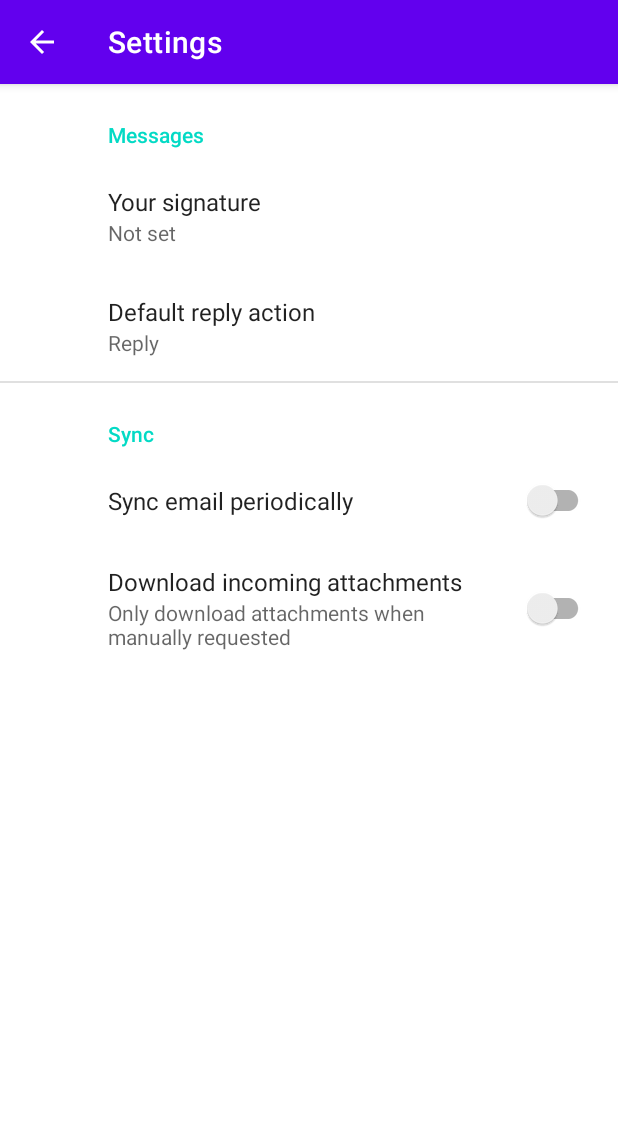
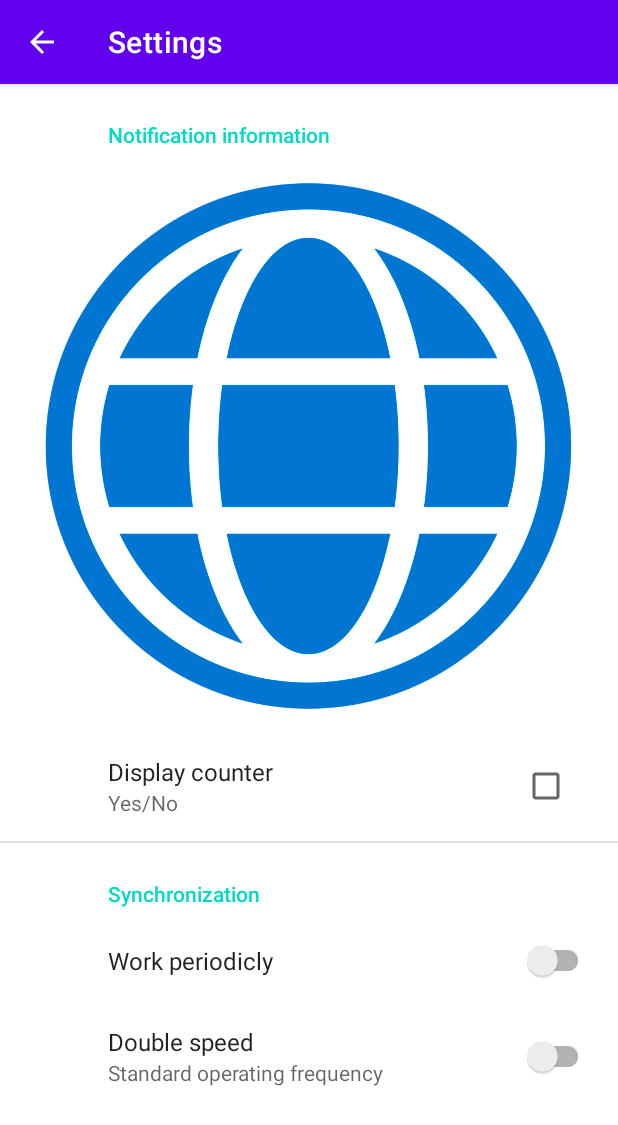
Before and after one commit to ptrwrbl/FoSer, an Android app: the screen it shows after launch (SettingsActivity), in the options menu, after a tap on "Settings", on a phone screen of 412 x 824 dp. Shown: the top 1125 px of the screen. Run offline under Robolectric (Android 15) with nearby library versions, the phone set to English and light mode, and no system bars; our stand-ins replace androidx.preference.

Commit message:
Adding preferences support; foreground service skeleton (Lab08)

```diff
--- a/app/src/main/AndroidManifest.xml
+++ b/app/src/main/AndroidManifest.xml
@@ -22,6 +22,9 @@
             android:parentActivityName=".MainActivity"
             android:label="@string/settings_name">
         </activity>
+        <service android:name=".MyForegroundService"
+            android:enabled="true">
+        </service>
     </application>
 
     <uses-permission android:name="android.permission.FOREGROUND_SERVICE" />
--- a/app/src/main/java/pollub/pam/foser/MainActivity.java
+++ b/app/src/main/java/pollub/pam/foser/MainActivity.java
@@ -3,27 +3,73 @@ package pollub.pam.foser;
 import androidx.annotation.NonNull;
 import androidx.appcompat.app.AppCompatActivity;
 
+import android.app.ActivityManager;
+import android.content.Context;
 import android.content.Intent;
 import android.os.Bundle;
 import android.view.Menu;
 import android.view.MenuItem;
 import android.view.View;
-import android.widget.Toast;
+import android.widget.Button;
+import android.widget.TextView;
+import android.content.SharedPreferences;
+
+import androidx.core.content.ContextCompat;
+import androidx.preference.PreferenceManager;
 
 public class MainActivity extends AppCompatActivity {
+    private Button buttonStart, buttonStop, buttonRestart;
+    private TextView serviceState, serviceSettings;
+    private String jobMessage;
+    private Boolean jobTime, jobSync, jobDoubleSpeed;
 
     @Override
     protected void onCreate(Bundle savedInstanceState) {
         super.onCreate(savedInstanceState);
         setContentView(R.layout.activity_main);
+
+        buttonStart     = (Button)findViewById(R.id.button_start);
+        buttonStop      = (Button)findViewById(R.id.button_stop);
+        buttonRestart   = (Button)findViewById(R.id.button_restart);
+        serviceState    = (TextView)findViewById(R.id.state_info);
+        serviceSettings = (TextView)findViewById(R.id.settings_info);
+        updateUI();
+    }
+
+    @Override
+    public boolean onCreateOptionsMenu(Menu menu) {
+        getMenuInflater().inflate(R.menu.menu_main, menu);
+        return true;
+    }
+
+    @Override
+    public boolean onOptionsItemSelected(@NonNull MenuItem item) {
+        switch (item.getItemId()) {
+            case R.id.item_settings: startActivity(new Intent(this,SettingsActivity.class)); return true;
+            case R.id.item_exit: finishAndRemoveTask(); return true;
+            default: return super.onOptionsItemSelected(item);
+        }
     }
 
     public void clickStart(View view) {
-        Toast.makeText(this,"Start",Toast.LENGTH_SHORT).show();
+        getPreferences();
+
+        Intent startIntent = new Intent(this,MyForegroundService.class);
+        startIntent.putExtra(MyForegroundService.JOB_MESSAGE, jobMessage);
+        startIntent.putExtra(MyForegroundService.JOB_TIME, jobTime);
+        startIntent.putExtra(MyForegroundService.JOB_SYNC, jobSync);
+        startIntent.putExtra(MyForegroundService.JOB_DOUBLE_SPEED, jobDoubleSpeed);
+
+
+        ContextCompat.startForegroundService(this, startIntent);
+        updateUI();
     }
 
     public void clickStop(View view) {
-        Toast.makeText(this,"Stop",Toast.LENGTH_SHORT).show();
+        Intent stopIntent = new Intent(this, MyForegroundService.class);
+        stopService(stopIntent);
+        updateUI();
+
     }
 
     public void clickRestart(View view) {
@@ -31,18 +77,49 @@ public class MainActivity extends AppCompatActivity {
         clickStart(view);
     }
 
-    @Override
-    public boolean onCreateOptionsMenu(Menu menu) {
-        getMenuInflater().inflate(R.menu.menu_main,menu);
-        return true;
+    private String getPreferences() {
+        SharedPreferences sharedPreferences = PreferenceManager.getDefaultSharedPreferences(this);
+        jobMessage      = sharedPreferences.getString("message","FoSer");
+        jobTime         = sharedPreferences.getBoolean("time", true);
+        jobSync         = sharedPreferences.getBoolean("sync",true);
+        jobDoubleSpeed  = sharedPreferences.getBoolean("double_speed", false);
+
+        return "Message: "      + jobMessage            + "\n"
+                + "time: "         + jobTime.toString()    + "\n"
+                + "sync: "         + jobSync.toString()    + "\n"
+                + "double_speed: " + jobDoubleSpeed.toString();
     }
 
-    @Override
-    public boolean onOptionsItemSelected(@NonNull MenuItem item) {
-        switch (item.getItemId()){
-            case R.id.item_settings: startActivity(new Intent(this,SettingsActivity.class)); return true;
-            case R.id.item_exit: finishAndRemoveTask(); return true;
-            default: return super.onOptionsItemSelected(item);
+    private void updateUI() {
+        if(isMyForegroundServiceRunning()) {
+            buttonStart.setEnabled(false);
+            buttonStop.setEnabled(true);
+            buttonRestart.setEnabled(true);
+            serviceState.setText(getString(R.string.info_service_running));
         }
+
+        else {
+            buttonStart.setEnabled(true);
+            buttonStop.setEnabled(false);
+            buttonRestart.setEnabled(false);
+            serviceState.setText(getString(R.string.info_service_not_running));
+        }
+
+        serviceSettings.setText(getPreferences());
+    }
+
+    @SuppressWarnings("deprecation")
+    private boolean isMyForegroundServiceRunning() {
+        String myServiceName = MyForegroundService.class.getName();
+        ActivityManager activityManager = (ActivityManager) getSystemService(Context.ACTIVITY_SERVICE);
+
+        for(ActivityManager.RunningServiceInfo runningService : activityManager.getRunningServices(Integer.MAX_VALUE)) {
+            String runningServiceName = runningService.service.getClassName();
+            if(runningServiceName.equals(myServiceName)) {
+                return true;
+            }
+        }
+
+        return false;
     }
 }
--- a/app/src/main/res/values/strings.xml
+++ b/app/src/main/res/values/strings.xml
@@ -9,10 +9,13 @@
     <string name="button_start">Start</string>
     <string name="button_restart">Restart</string>
     <string name="button_stop">Stop</string>
+    <string name="info_settings"> Service settings: </string>
 
     <!-- Foreground service -->
     <string name="service_title">FoSer!</string>
     <string name="service_initial_info">Service is just running...</string>
+    <string name="service_initial_settings">Settings...</string>
+
     <!-- Settings Activity Title -->
     <string name="settings_name">Settings</string>
 
@@ -23,20 +26,17 @@
     <!-- Settings Activity Title -->
     <string name="activity_settings_title">Settings</string>
 
-    <!-- Settings Activity Title -->
-    <string name="title_activity_settings">SettingsActivity</string>
-
     <!-- Preference Titles -->
-    <string name="messages_header">Messages</string>
-    <string name="sync_header">Sync</string>
+    <string name="notification_header"> Notification information</string>
+    <string name="sync_header">Synchronization</string>
 
     <!-- Messages Preferences -->
-    <string name="signature_title">Your signature</string>
-    <string name="reply_title">Default reply action</string>
+    <string name="message_title">Message to show</string>
+    <string name="reply_title">Display counter</string>
 
     <!-- Sync Preferences -->
-    <string name="sync_title">Sync email periodically</string>
-    <string name="attachment_title">Download incoming attachments</string>
-    <string name="attachment_summary_on">Automatically download attachments for incoming emails</string>
-    <string name="attachment_summary_off">Only download attachments when manually requested</string>
+    <string name="sync_title">Work periodicly</string>
+    <string name="double_speed_title">Double speed</string>
+    <string name="double_speed_summary_on">Double working frequency</string>
+    <string name="double_speed_summary_off">Standard operating frequency</string>
 </resources>
--- a/app/src/main/res/xml/root_preferences.xml
+++ b/app/src/main/res/xml/root_preferences.xml
@@ -1,35 +1,27 @@
 <PreferenceScreen xmlns:app="http://schemas.android.com/apk/res-auto">
-
-    <PreferenceCategory app:title="@string/messages_header">
-
+    <PreferenceCategory app:title="@string/notification_header">
         <EditTextPreference
-            app:key="signature"
-            app:title="@string/signature_title"
+            app:icon="@drawable/circle"
+            app:defaultValue="FoSer"
+            app:key="message"
+            app:title="@string/message_title"
             app:useSimpleSummaryProvider="true" />
 
-        <ListPreference
-            app:defaultValue="reply"
-            app:entries="@array/reply_entries"
-            app:entryValues="@array/reply_values"
-            app:key="reply"
-            app:title="@string/reply_title"
-            app:useSimpleSummaryProvider="true" />
-
+        <CheckBoxPreference
+            app:key="time"
+            app:summary="Yes/No"
+            app:title="@string/reply_title" />
     </PreferenceCategory>
-
     <PreferenceCategory app:title="@string/sync_header">
-
         <SwitchPreferenceCompat
             app:key="sync"
             app:title="@string/sync_title" />
 
         <SwitchPreferenceCompat
             app:dependency="sync"
-            app:key="attachment"
-            app:summaryOff="@string/attachment_summary_off"
-            app:summaryOn="@string/attachment_summary_on"
-            app:title="@string/attachment_title" />
-
+            app:key="double_speed"
+            app:summaryOff="@string/double_speed_summary_off"
+            app:summaryOn="@string/double_speed_summary_on"
+            app:title="@string/double_speed_title" />
     </PreferenceCategory>
-
 </PreferenceScreen>
```
Also changed, not shown: app/src/main/java/pollub/pam/foser/MyForegroundService.java (added, +84 -0 lines), app/src/main/res/layout/activity_main.xml (+21 -0 lines).
